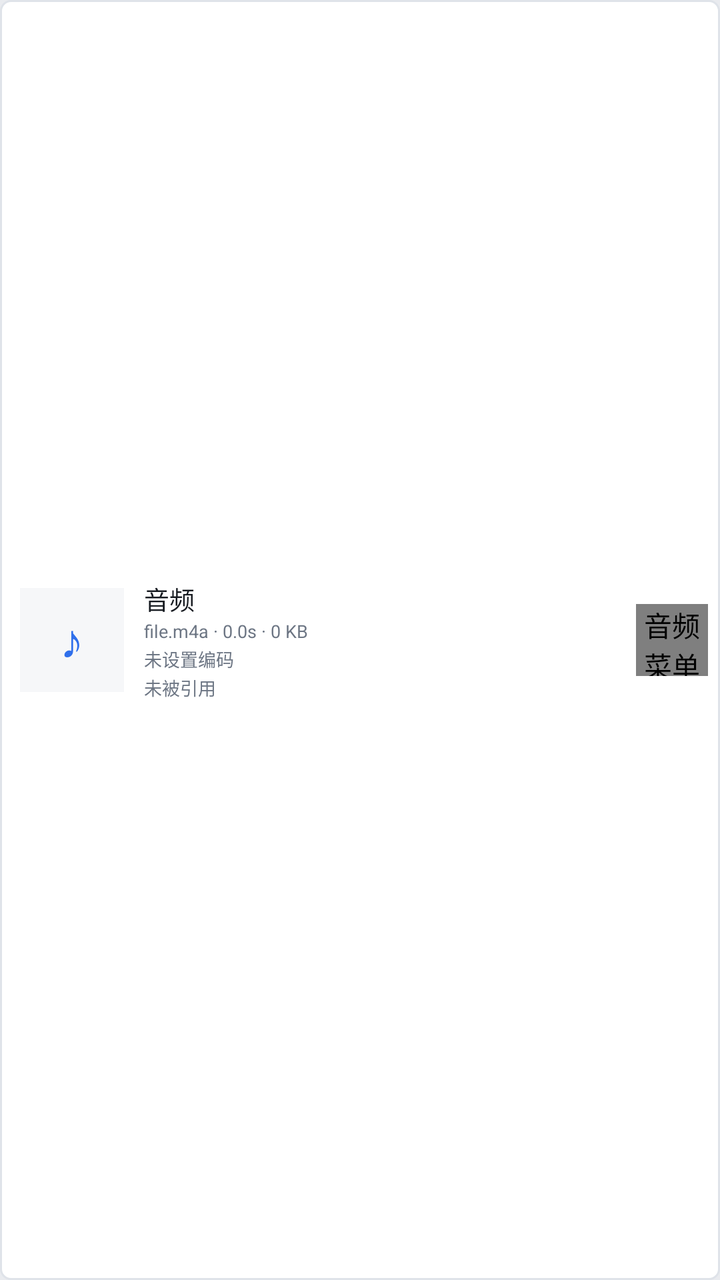
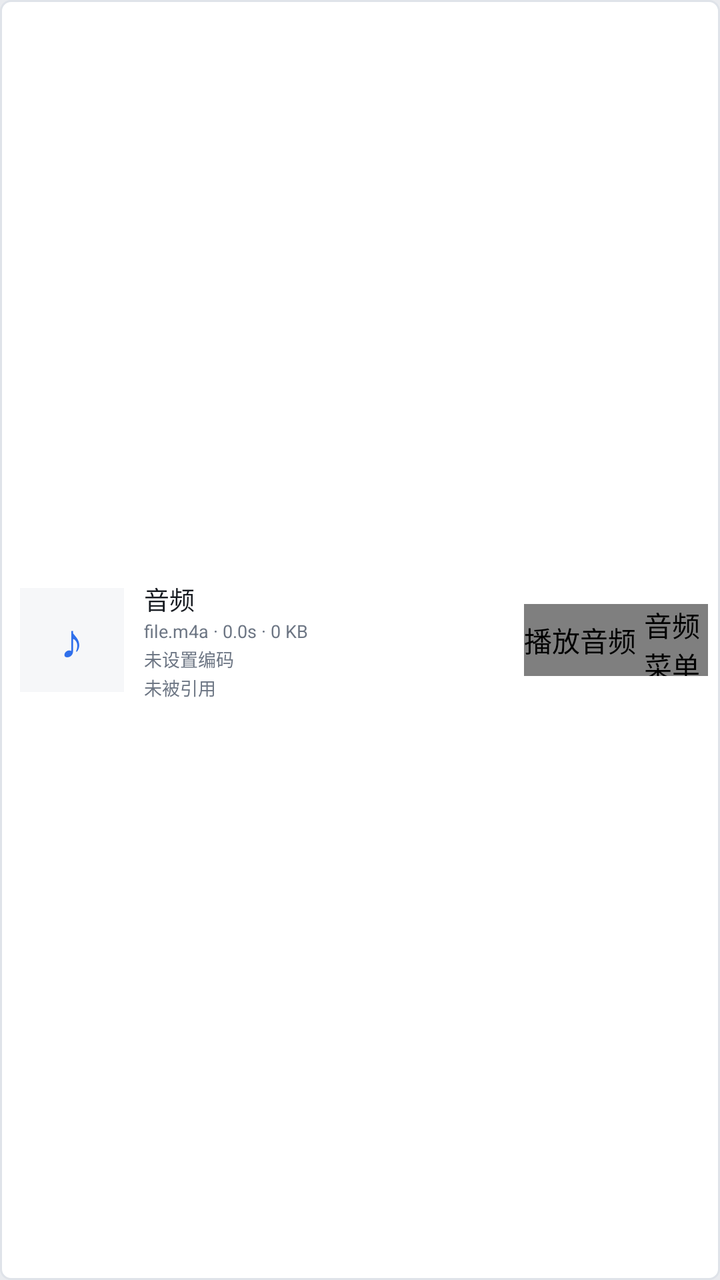

Compare the two renders of this Android layout. The source of the first and the diff that turns it into the second are given below.
<!-- AndroidManifest.xml: application theme Theme.NostongueForge -->
<!-- res/layout/item_audio_asset.xml -->
<?xml version="1.0" encoding="utf-8"?>
<LinearLayout xmlns:android="http://schemas.android.com/apk/res/android"
    xmlns:app="http://schemas.android.com/apk/res-auto"
    android:layout_width="match_parent"
    android:layout_height="wrap_content"
    android:layout_marginBottom="8dp"
    android:background="@drawable/forge_bg_project_card"
    android:clickable="true"
    android:focusable="true"
    android:gravity="center_vertical"
    android:orientation="horizontal"
    android:paddingStart="10dp"
    android:paddingTop="10dp"
    android:paddingEnd="6dp"
    android:paddingBottom="10dp">

    <TextView
        android:id="@+id/audio_icon"
        android:layout_width="52dp"
        android:layout_height="52dp"
        android:background="@color/forge_panel2"
        android:gravity="center"
        android:text="♪"
        android:textColor="@color/forge_accent"
        android:textSize="24sp" />

    <LinearLayout
        android:layout_width="0dp"
        android:layout_height="wrap_content"
        android:layout_marginStart="10dp"
        android:layout_weight="1"
        android:orientation="vertical">

        <TextView
            android:id="@+id/audio_name"
            style="@style/Forge.Text.Body"
            android:layout_width="wrap_content"
            android:layout_height="wrap_content"
            android:ellipsize="end"
            android:maxLines="1"
            android:text="音频" />

        <TextView
            android:id="@+id/audio_meta"
            style="@style/Forge.Text.Tiny"
            android:layout_width="wrap_content"
            android:layout_height="wrap_content"
            android:layout_marginTop="1dp"
            android:text="file.m4a · 0.0s · 0 KB" />

        <TextView
            android:id="@+id/audio_code"
            style="@style/Forge.Text.Tiny"
            android:layout_width="wrap_content"
            android:layout_height="wrap_content"
            android:layout_marginTop="1dp"
            android:text="未设置编码" />

        <TextView
            android:id="@+id/audio_refs"
            style="@style/Forge.Text.Tiny"
            android:layout_width="wrap_content"
            android:layout_height="wrap_content"
            android:layout_marginTop="1dp"
            android:text="未被引用" />
    </LinearLayout>

    <io.github.myoslatal.languageforge.uikit.ForgeButton
        android:id="@+id/audio_more"
        android:layout_width="36dp"
        android:layout_height="36dp"
        android:contentDescription="音频菜单"
        android:text="⋯"
        android:textSize="16sp"
        app:forgeVariant="ghost" />
</LinearLayout>
<!-- resources referenced by this layout -->
<resources>
  <color name="forge_accent">#2F6FEB</color>
  <color name="forge_panel2">#F6F7F9</color>
  <!-- drawable forge_bg_project_card (drawable) -->
  <?xml version="1.0" encoding="utf-8"?>
  <ripple xmlns:android="http://schemas.android.com/apk/res/android"
      android:color="@color/forge_accent_soft">
      <item>
          <shape android:shape="rectangle">
              <solid android:color="@color/forge_panel" />
              <stroke android:width="1dp" android:color="@color/forge_line" />
              <corners android:radius="@dimen/forge_radius" />
          </shape>
      </item>
      <item android:id="@android:id/mask">
          <shape android:shape="rectangle">
              <solid android:color="#FFFFFFFF" />
              <corners android:radius="@dimen/forge_radius" />
          </shape>
      </item>
  </ripple>
  <style name="Forge.Text.Body" parent="Forge.Text">
          <item name="android:lineSpacingMultiplier">1.6</item>
      </style>
  <style name="Forge.Text.Tiny" parent="Forge.Text">
          <item name="android:textSize">@dimen/forge_text_tiny</item>
          <item name="android:textColor">@color/forge_muted</item>
      </style>
  <style name="Theme.NostongueForge" parent="Theme.AppCompat.DayNight.NoActionBar">
          <item name="colorPrimary">@color/forge_accent</item>
          <item name="colorPrimaryDark">@color/forge_panel</item>
          <item name="colorAccent">@color/forge_accent</item>
          <item name="colorControlNormal">@color/forge_muted</item>
          <item name="colorControlActivated">@color/forge_accent</item>
          <item name="android:colorBackground">@color/forge_bg</item>
          <item name="android:windowBackground">@color/forge_bg</item>
          <item name="android:textColorPrimary">@color/forge_text</item>
          <item name="android:textColorSecondary">@color/forge_muted</item>
          <item name="android:textColorHint">@color/forge_faint</item>
          <item name="android:fontFamily">sans-serif</item>
          <item name="android:statusBarColor">@android:color/transparent</item>
          <item name="android:navigationBarColor">@android:color/transparent</item>
          <item name="android:windowNoTitle">true</item>
          <item name="android:forceDarkAllowed">false</item>
      </style>
  <color name="forge_accent_soft">#1C2F6FEB</color>
  <color name="forge_panel">#FFFFFF</color>
  <color name="forge_line">#DFE3E9</color>
  <dimen name="forge_radius">5dp</dimen>
  <style name="Forge.Text" parent="TextAppearance.AppCompat">
          <item name="android:fontFamily">sans-serif</item>
          <item name="android:textSize">@dimen/forge_text_body</item>
          <item name="android:textColor">@color/forge_text</item>
      </style>
  <dimen name="forge_text_tiny">9sp</dimen>
  <color name="forge_muted">#6D7684</color>
  <color name="forge_bg">#E9EBEF</color>
  <color name="forge_text">#171B21</color>
  <color name="forge_faint">#9AA3B0</color>
  <dimen name="forge_text_body">12.5sp</dimen>
</resources>

<!-- the commit's change to res/layout/item_audio_asset.xml (unified diff, before → after) -->
@@ -66,6 +66,15 @@
     </LinearLayout>
 
     <io.github.myoslatal.languageforge.uikit.ForgeButton
+        android:id="@+id/audio_play"
+        android:layout_width="wrap_content"
+        android:layout_height="36dp"
+        android:contentDescription="播放音频"
+        android:text="播放"
+        android:textSize="12sp"
+        app:forgeVariant="ghost" />
+
+    <io.github.myoslatal.languageforge.uikit.ForgeButton
         android:id="@+id/audio_more"
         android:layout_width="36dp"
         android:layout_height="36dp"
